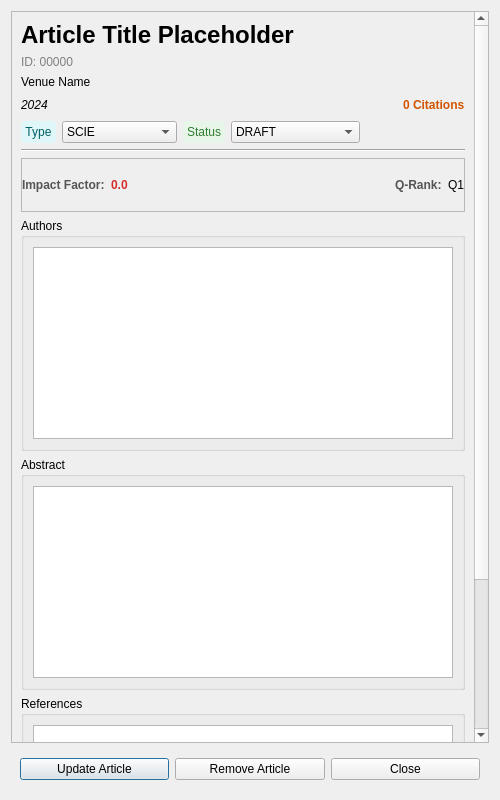
Old version of the form src/components/dialogs/article/articledetailsdialog.ui in the repository DamPhuQuy/Scientific-Article-Management.
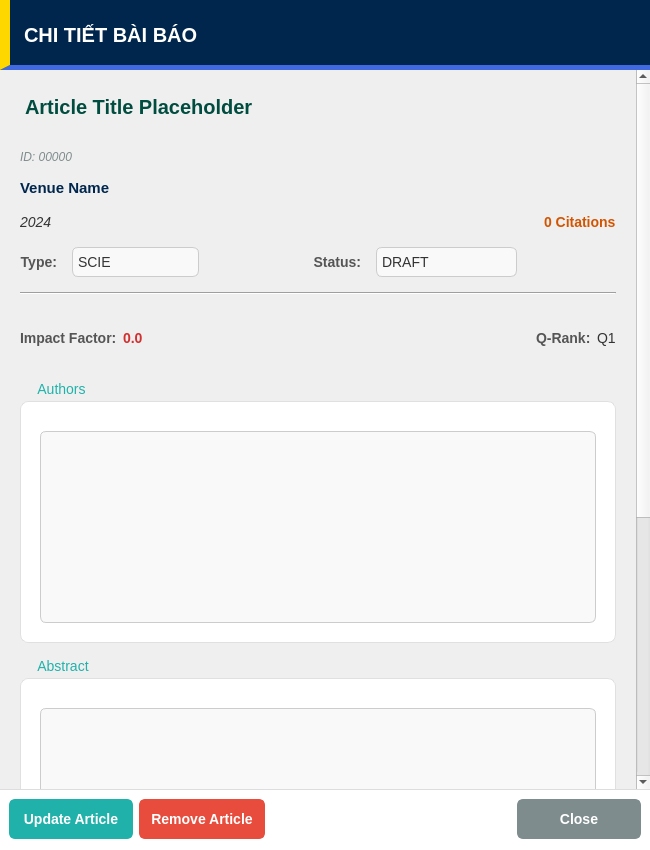
New version of the form. The open tabs and pages were chosen to show the change. Icons and pictures are not drawn.

```diff
--- a/src/components/dialogs/article/articledetailsdialog.ui
+++ b/src/components/dialogs/article/articledetailsdialog.ui
@@ -6,14 +6,192 @@
    <rect>
     <x>0</x>
     <y>0</y>
-    <width>500</width>
-    <height>800</height>
+    <width>650</width>
+    <height>850</height>
    </rect>
   </property>
   <property name="windowTitle">
    <string>Article Details</string>
   </property>
+  <property name="styleSheet">
+   <string notr="true">
+/* --- CÀI ĐẶT CHUNG --- */
+QDialog#ArticleDetailsDialog {
+    background-color: #f4f7f6;
+    border: 4px solid #FFC085;
+}
+QWidget {
+    font-family: &quot;Segoe UI&quot;, Arial, sans-serif;
+    font-size: 14px;
+}
+
+/* --- SCROLL AREA --- */
+QScrollArea {
+    border: none;
+    background-color: transparent;
+}
+
+/* --- GROUP BOX --- */
+QGroupBox {
+    background-color: #ffffff;
+    border: 1px solid #e0e0e0;
+    border-radius: 8px;
+    margin-top: 20px;
+    padding-top: 20px;
+    padding-bottom: 10px;
+    padding-left: 10px;
+    padding-right: 10px;
+}
+QGroupBox::title {
+    subcontrol-origin: margin;
+    subcontrol-position: top left;
+    padding: 0 5px;
+    color: #20B2AA;
+    font-weight: bold;
+    left: 10px;
+    top: 0px;
+}
+
+/* --- LABELS --- */
+QLabel {
+    color: #333333;
+}
+QLabel#lblTitle {
+    color: #004d40;
+    font-weight: 900;
+    font-size: 20px;
+    margin-bottom: 10px;
+}
+QLabel#lblId {
+    color: #7f8c8d;
+    font-style: italic;
+    font-size: 12px;
+}
+QLabel#lblVenue {
+    font-weight: bold;
+    color: #00264d;
+    font-size: 15px;
+}
+/* Badge Styles */
+QLabel#lblType, QLabel#lblStatus {
+    font-weight: bold;
+    color: #555555;
+}
+
+/* --- LIST &amp; TEXT BROWSER --- */
+QListWidget, QTextBrowser {
+    background-color: #f9f9f9;
+    border: 1px solid #cccccc;
+    border-radius: 6px;
+    padding: 5px;
+}
+
+/* --- COMBOBOX (Read-only view style) --- */
+QComboBox {
+    background-color: #f9f9f9;
+    border: 1px solid #cccccc;
+    border-radius: 6px;
+    padding: 5px;
+    color: #333333;
+}
+QComboBox::drop-down {
+    border: 0px;
+}
+
+/* --- FOOTER CONTAINER --- */
+QWidget#footerContainer {
+    background-color: #ffffff;
+    border-top: 1px solid #dddddd;
+    min-height: 60px; /* Quan trong: Giu cho footer khong bi mat */
+}
+
+/* --- BUTTONS --- */
+/* QUAN TRONG: Set border: none de kich hoat custom background */
+QPushButton {
+    border: none; 
+    border-radius: 6px;
+    font-weight: bold;
+    padding: 10px;
+    min-width: 100px;
+    color: white; 
+}
+QPushButton:pressed {
+    padding-top: 12px; /* Hieu ung nhan nut */
+    padding-left: 12px;
+}
+
+/* Nút Update (Xanh Ngoc) */
+QPushButton#btnUpdate {
+    background-color: #20B2AA;
+    border: 2px solid #20B2AA;
+}
+QPushButton#btnUpdate:hover {
+    background-color: #17a098;
+}
+
+/* Nút Remove (Do) */
+QPushButton#removeBtn {
+    background-color: #e74c3c;
+    border: 2px solid #e74c3c;
+}
+QPushButton#removeBtn:hover {
+    background-color: #c0392b;
+}
+
+/* Nút Close (Xam) */
+QPushButton#closeBtn {
+    background-color: #7f8c8d;
+    border: 2px solid #7f8c8d;
+}
+QPushButton#closeBtn:hover {
+    background-color: #636e72;
+}
+   </string>
+  </property>
   <layout class="QVBoxLayout" name="verticalLayout_Main">
+   <property name="spacing">
+    <number>0</number>
+   </property>
+   <property name="leftMargin">
+    <number>0</number>
+   </property>
+   <property name="topMargin">
+    <number>0</number>
+   </property>
+   <property name="rightMargin">
+    <number>0</number>
+   </property>
+   <property name="bottomMargin">
+    <number>0</number>
+   </property>
+   <item>
+    <widget class="QWidget" name="headerContainer" native="true">
+     <property name="minimumSize">
+      <size>
+       <width>0</width>
+       <height>70</height>
+      </size>
+     </property>
+     <property name="styleSheet">
+      <string notr="true">QWidget#headerContainer{background-color:#00264d;border-bottom:5px solid #4169E1;border-left:10px solid #FFD700;}</string>
+     </property>
+     <layout class="QHBoxLayout" name="horizontalLayout_Header">
+      <item>
+       <widget class="QLabel" name="lblHeader">
+        <property name="styleSheet">
+         <string notr="true">color:#ffffff;font-weight:900;font-size:20px;background:transparent;padding-left:10px;</string>
+        </property>
+        <property name="text">
+         <string>CHI TIẾT BÀI BÁO</string>
+        </property>
+        <property name="alignment">
+         <set>Qt::AlignmentFlag::AlignLeading|Qt::AlignmentFlag::AlignLeft|Qt::AlignmentFlag::AlignVCenter</set>
+        </property>
+       </widget>
+      </item>
+     </layout>
+    </widget>
+   </item>
    <item>
     <widget class="QScrollArea" name="scrollArea">
      <property name="widgetResizable">
@@ -24,11 +202,26 @@
        <rect>
         <x>0</x>
         <y>0</y>
-        <width>476</width>
-        <height>862</height>
+        <width>648</width>
+        <height>900</height>
        </rect>
       </property>
       <layout class="QVBoxLayout" name="verticalLayout_Content">
+       <property name="spacing">
+        <number>15</number>
+       </property>
+       <property name="leftMargin">
+        <number>20</number>
+       </property>
+       <property name="topMargin">
+        <number>20</number>
+       </property>
+       <property name="rightMargin">
+        <number>20</number>
+       </property>
+       <property name="bottomMargin">
+        <number>20</number>
+       </property>
        <item>
         <widget class="QLabel" name="lblTitle">
          <property name="sizePolicy">
@@ -37,12 +230,6 @@
            <verstretch>0</verstretch>
           </sizepolicy>
          </property>
-         <property name="font">
-          <font>
-           <pointsize>18</pointsize>
-           <bold>true</bold>
-          </font>
-         </property>
          <property name="text">
           <string>Article Title Placeholder</string>
          </property>
@@ -59,9 +246,6 @@
        </item>
        <item>
         <widget class="QLabel" name="lblId">
-         <property name="styleSheet">
-          <string notr="true">color: gray;</string>
-         </property>
          <property name="text">
           <string>ID: 00000</string>
          </property>
@@ -80,6 +264,8 @@
           <widget class="QLabel" name="lblYear">
            <property name="font">
             <font>
+             <family>Segoe UI</family>
+             <pointsize>-1</pointsize>
              <italic>true</italic>
             </font>
            </property>
@@ -105,6 +291,8 @@
           <widget class="QLabel" name="lblCitation">
            <property name="font">
             <font>
+             <family>Segoe UI</family>
+             <pointsize>-1</pointsize>
              <bold>true</bold>
             </font>
            </property>
@@ -122,19 +310,19 @@
         <layout class="QHBoxLayout" name="horizontalLayout_Tags">
          <item>
           <widget class="QLabel" name="lblType">
-           <property name="styleSheet">
-            <string notr="true">background-color: #e0f7fa; color: #006064; padding: 4px; border-radius: 4px;</string>
-           </property>
            <property name="text">
-            <string>Type</string>
+            <string>Type:</string>
            </property>
            <property name="alignment">
-            <set>Qt::AlignmentFlag::AlignCenter</set>
+            <set>Qt::AlignmentFlag::AlignRight|Qt::AlignmentFlag::AlignTrailing|Qt::AlignmentFlag::AlignVCenter</set>
            </property>
           </widget>
          </item>
          <item>
           <widget class="QComboBox" name="typeBox">
+           <property name="enabled">
+            <bool>false</bool>
+           </property>
            <item>
             <property name="text">
              <string>SCIE</string>
@@ -157,21 +345,34 @@
            </item>
           </widget>
          </item>
+         <item>
+          <spacer name="horizontalSpacer_3">
+           <property name="orientation">
+            <enum>Qt::Orientation::Horizontal</enum>
+           </property>
+           <property name="sizeHint" stdset="0">
+            <size>
+             <width>20</width>
+             <height>20</height>
+            </size>
+           </property>
+          </spacer>
+         </item>
          <item>
           <widget class="QLabel" name="lblStatus">
-           <property name="styleSheet">
-            <string notr="true">background-color: #e8f5e9; color: #2e7d32; padding: 4px; border-radius: 4px;</string>
-           </property>
            <property name="text">
-            <string>Status</string>
+            <string>Status:</string>
            </property>
            <property name="alignment">
-            <set>Qt::AlignmentFlag::AlignCenter</set>
+            <set>Qt::AlignmentFlag::AlignRight|Qt::AlignmentFlag::AlignTrailing|Qt::AlignmentFlag::AlignVCenter</set>
            </property>
           </widget>
          </item>
          <item>
           <widget class="QComboBox" name="statusBox">
+           <property name="enabled">
+            <bool>false</bool>
+           </property>
            <item>
             <property name="text">
              <string>DRAFT</string>
@@ -233,12 +434,6 @@
        </item>
        <item>
         <widget class="QStackedWidget" name="stackedSpecificInfo">
-         <property name="frameShape">
-          <enum>QFrame::Shape::StyledPanel</enum>
-         </property>
-         <property name="frameShadow">
-          <enum>QFrame::Shadow::Raised</enum>
-         </property>
          <property name="currentIndex">
           <number>3</number>
          </property>
@@ -472,12 +667,21 @@
     </widget>
    </item>
    <item>
-    <widget class="QWidget" name="widget" native="true">
+    <widget class="QWidget" name="footerContainer" native="true">
+     <property name="styleSheet">
+      <string notr="true"/>
+     </property>
      <layout class="QHBoxLayout" name="horizontalLayout">
+      <property name="topMargin">
+       <number>10</number>
+      </property>
+      <property name="bottomMargin">
+       <number>10</number>
+      </property>
       <item>
        <widget class="QPushButton" name="btnUpdate">
-        <property name="styleSheet">
-         <string notr="true"/>
+        <property name="cursor">
+         <cursorShape>PointingHandCursor</cursorShape>
         </property>
         <property name="text">
          <string>Update Article</string>
@@ -494,6 +698,19 @@
         </property>
        </widget>
       </item>
+      <item>
+       <spacer name="horizontalSpacer_Footer">
+        <property name="orientation">
+         <enum>Qt::Orientation::Horizontal</enum>
+        </property>
+        <property name="sizeHint" stdset="0">
+         <size>
+          <width>40</width>
+          <height>20</height>
+         </size>
+        </property>
+       </spacer>
+      </item>
       <item>
        <widget class="QPushButton" name="closeBtn">
         <property name="text">
```
Left out of the diff: 11 changed lines with no effect on the pictures.
